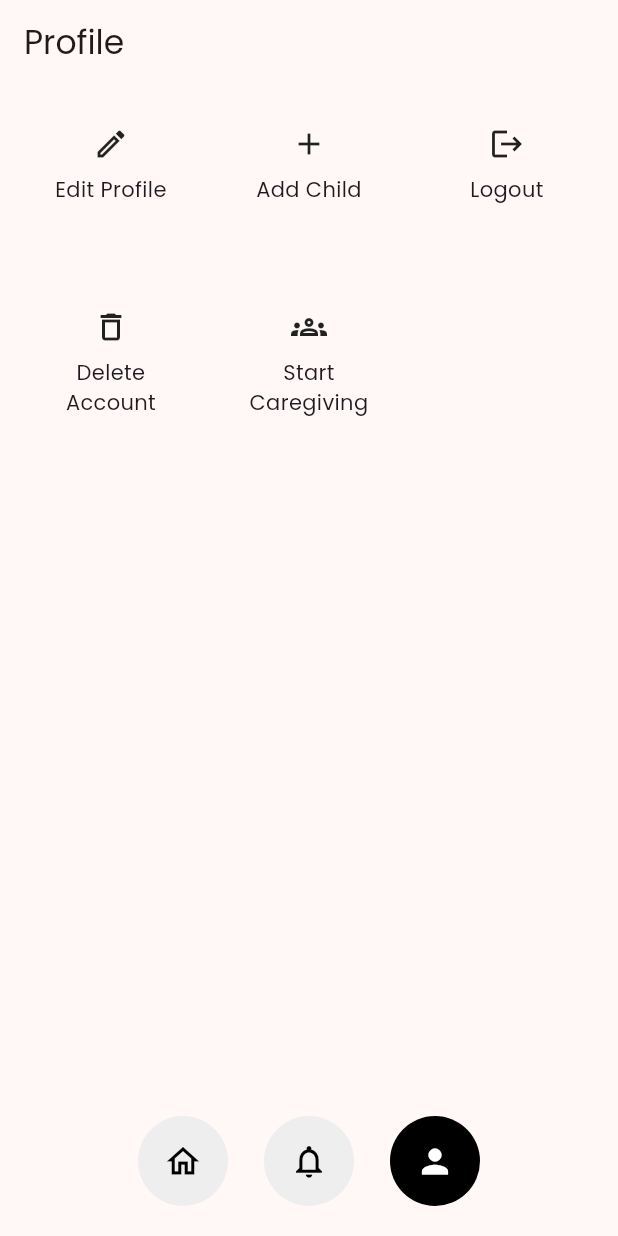
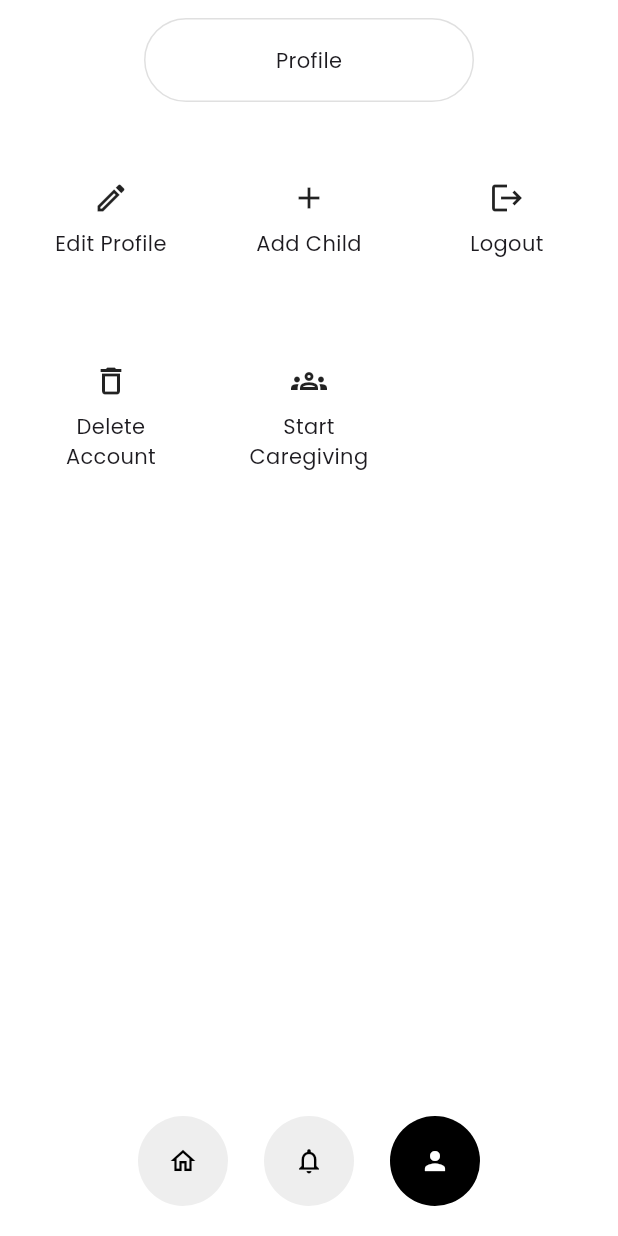
Before and after one commit to menishantsharma/cwsn, a Flutter app: the SettingsPage screen opened by its route, on a phone screen of 412 x 824 dp. Run offline on Flutter 3.47's test engine with Material 3 defaults, Android fonts, the phone set to English and light mode, and no system bars; our stand-ins replace cached_network_image, go_router, google_fonts, shimmer; network calls fail.

Commit message:
Added pill scaffold to settings page and also reduced size of navbar icons

```diff
--- a/lib/core/widgets/pill_navbar.dart
+++ b/lib/core/widgets/pill_navbar.dart
@@ -45,7 +45,7 @@ class PillNavbar extends StatelessWidget {
         child: Icon(
           isSelected ? filledIcon : icon,
           color: isSelected ? Colors.white : Colors.black,
-          size: 26,
+          size: 20,
         ),
       ),
     );
--- a/lib/features/settings/presentation/pages/settings_page.dart
+++ b/lib/features/settings/presentation/pages/settings_page.dart
@@ -1,3 +1,4 @@
+import 'package:cwsn/core/widgets/pill_scaffold.dart';
 import 'package:cwsn/features/settings/presentation/widgets/settings_tile.dart';
 import 'package:flutter/material.dart';
 import 'package:go_router/go_router.dart';
@@ -30,10 +31,10 @@ class SettingsPage extends StatelessWidget {
       },
     ];
 
-    return Scaffold(
-      appBar: AppBar(title: const Text('Profile')),
-      body: GridView.builder(
-        padding: const EdgeInsets.symmetric(horizontal: 20.0),
+    return PillScaffold(
+      title: 'Profile',
+      body: (context, padding) => GridView.builder(
+        padding: padding.copyWith(left: 20, right: 20),
         gridDelegate: const SliverGridDelegateWithFixedCrossAxisCount(
           crossAxisCount: 3,
           mainAxisSpacing: 24,
```
